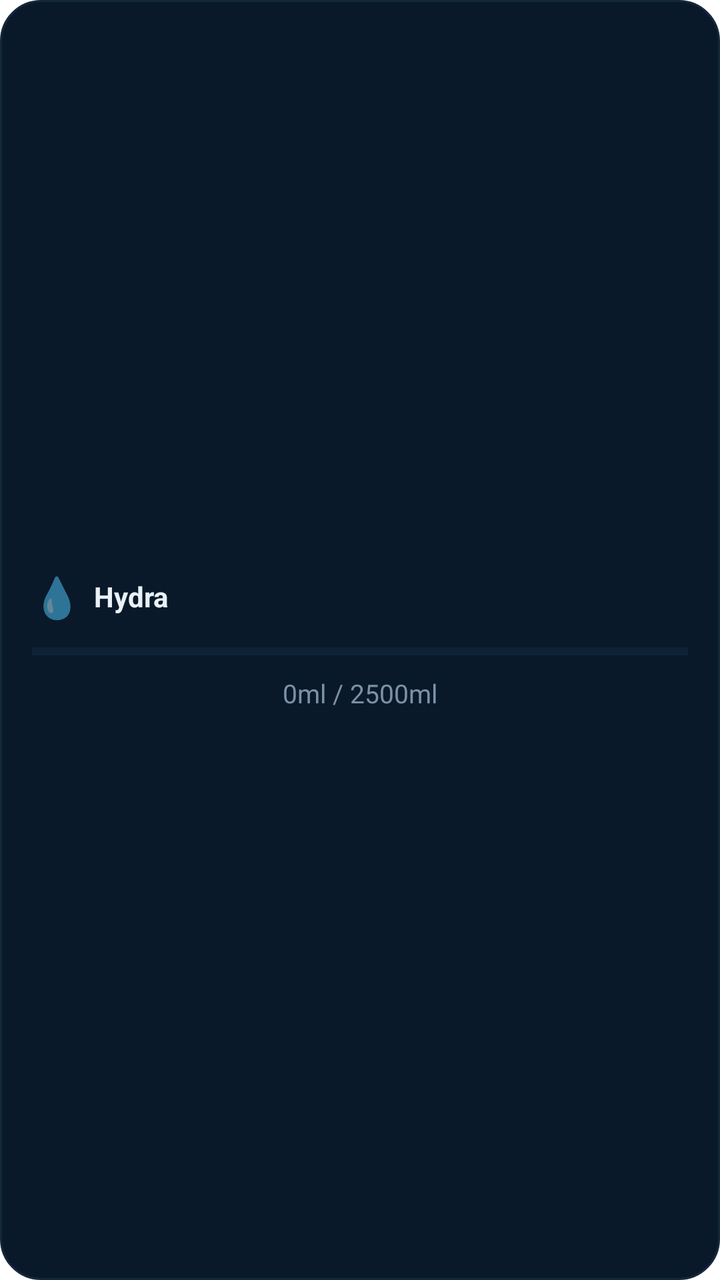
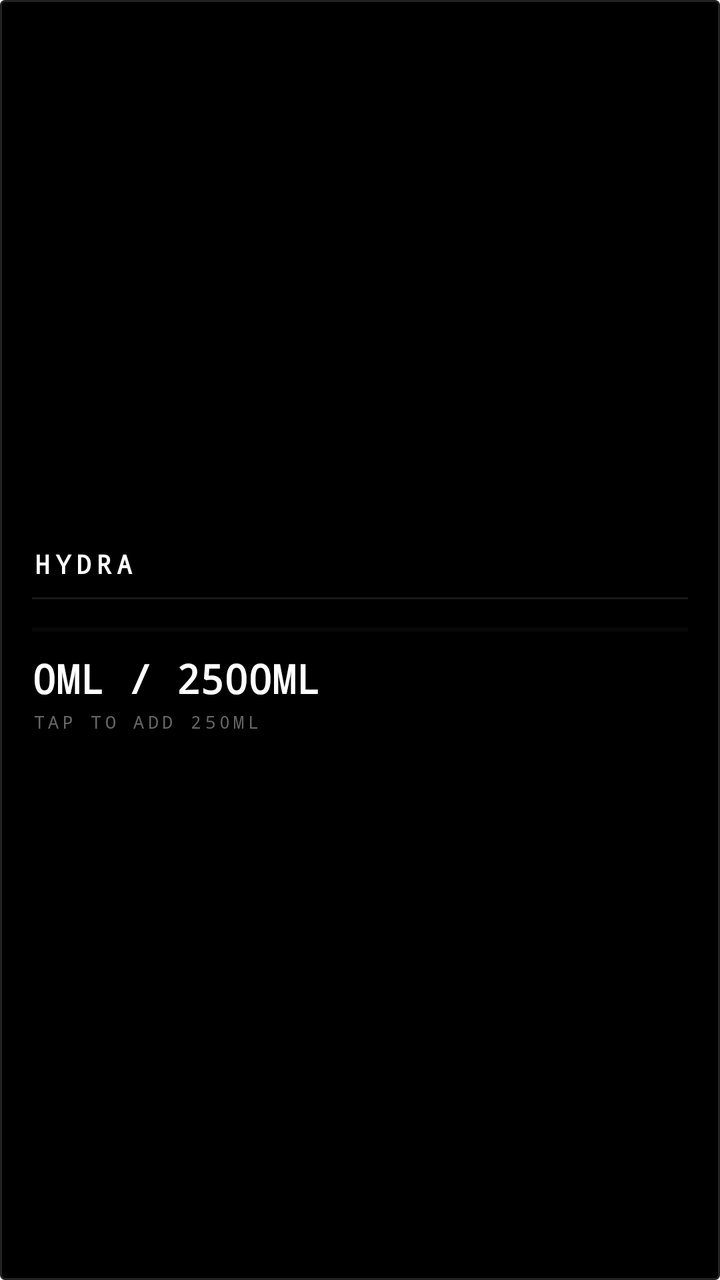

Screens rendered from an Android XML layout before and after an edit, with the pre-edit source and the edit as a unified diff.
<!-- AndroidManifest.xml: fallback theme Theme.MaterialComponents.DayNight.NoActionBar -->
<!-- res/layout/hydra_widget.xml -->
<?xml version="1.0" encoding="utf-8"?>
<LinearLayout xmlns:android="http://schemas.android.com/apk/res/android"
    android:layout_width="match_parent"
    android:layout_height="match_parent"
    android:orientation="vertical"
    android:padding="16dp"
    android:background="@drawable/hydra_widget_bg"
    android:gravity="center">

    <LinearLayout
        android:layout_width="match_parent"
        android:layout_height="wrap_content"
        android:orientation="horizontal"
        android:gravity="center_vertical">

        <TextView
            android:id="@+id/widget_icon"
            android:layout_width="wrap_content"
            android:layout_height="wrap_content"
            android:text="💧"
            android:textSize="20sp" />

        <TextView
            android:id="@+id/widget_title"
            android:layout_width="wrap_content"
            android:layout_height="wrap_content"
            android:text="Hydra"
            android:textColor="#E8F1F8"
            android:textSize="14sp"
            android:textStyle="bold"
            android:layout_marginStart="6dp" />

        <TextView
            android:id="@+id/widget_debt"
            android:layout_width="wrap_content"
            android:layout_height="wrap_content"
            android:text=""
            android:textColor="#FFB703"
            android:textSize="11sp"
            android:textStyle="bold"
            android:layout_marginStart="8dp"
            android:visibility="gone" />
    </LinearLayout>

    <ProgressBar
        android:id="@+id/widget_progress"
        style="?android:attr/progressBarStyleHorizontal"
        android:layout_width="match_parent"
        android:layout_height="8dp"
        android:layout_marginTop="10dp"
        android:layout_marginBottom="8dp"
        android:max="100"
        android:progress="0"
        android:progressTint="#00B4D8"
        android:progressBackgroundTint="#1A3A5C" />

    <TextView
        android:id="@+id/widget_amount"
        android:layout_width="wrap_content"
        android:layout_height="wrap_content"
        android:text="0ml / 2500ml"
        android:textColor="#7A92A8"
        android:textSize="13sp" />

</LinearLayout>
<!-- resources referenced by this layout -->
<resources>
  <!-- drawable hydra_widget_bg (drawable) -->
  <?xml version="1.0" encoding="utf-8"?>
  <shape xmlns:android="http://schemas.android.com/apk/res/android"
      android:shape="rectangle">
      <solid android:color="#0A1929" />
      <corners android:radius="20dp" />
      <stroke android:width="1dp" android:color="#13283B" />
  </shape>
</resources>

<!-- the commit's change to res/layout/hydra_widget.xml (unified diff, before → after) -->
@@ -5,7 +5,7 @@
     android:orientation="vertical"
     android:padding="16dp"
     android:background="@drawable/hydra_widget_bg"
-    android:gravity="center">
+    android:gravity="center_vertical">
 
     <LinearLayout
         android:layout_width="match_parent"
@@ -14,52 +14,66 @@
         android:gravity="center_vertical">
 
         <TextView
-            android:id="@+id/widget_icon"
-            android:layout_width="wrap_content"
-            android:layout_height="wrap_content"
-            android:text="💧"
-            android:textSize="20sp" />
-
-        <TextView
             android:id="@+id/widget_title"
             android:layout_width="wrap_content"
             android:layout_height="wrap_content"
-            android:text="Hydra"
-            android:textColor="#E8F1F8"
-            android:textSize="14sp"
+            android:text="HYDRA"
+            android:textColor="#FFFFFF"
+            android:textSize="13sp"
+            android:fontFamily="monospace"
             android:textStyle="bold"
-            android:layout_marginStart="6dp" />
+            android:letterSpacing="0.2" />
 
         <TextView
             android:id="@+id/widget_debt"
             android:layout_width="wrap_content"
             android:layout_height="wrap_content"
             android:text=""
-            android:textColor="#FFB703"
+            android:textColor="#FF2D2D"
             android:textSize="11sp"
+            android:fontFamily="monospace"
             android:textStyle="bold"
+            android:letterSpacing="0.1"
             android:layout_marginStart="8dp"
             android:visibility="gone" />
     </LinearLayout>
+
+    <View
+        android:layout_width="match_parent"
+        android:layout_height="1dp"
+        android:layout_marginTop="8dp"
+        android:background="#1A1A1A" />
 
     <ProgressBar
         android:id="@+id/widget_progress"
         style="?android:attr/progressBarStyleHorizontal"
         android:layout_width="match_parent"
-        android:layout_height="8dp"
-        android:layout_marginTop="10dp"
-        android:layout_marginBottom="8dp"
+        android:layout_height="2dp"
+        android:layout_marginTop="14dp"
+        android:layout_marginBottom="10dp"
         android:max="100"
         android:progress="0"
-        android:progressTint="#00B4D8"
-        android:progressBackgroundTint="#1A3A5C" />
+        android:progressTint="#FF2D2D"
+        android:progressBackgroundTint="#222222" />
 
     <TextView
         android:id="@+id/widget_amount"
         android:layout_width="wrap_content"
         android:layout_height="wrap_content"
-        android:text="0ml / 2500ml"
-        android:textColor="#7A92A8"
-        android:textSize="13sp" />
+        android:text="0ML / 2500ML"
+        android:textColor="#FFFFFF"
+        android:textSize="20sp"
+        android:fontFamily="monospace"
+        android:textStyle="bold" />
+
+    <TextView
+        android:layout_width="wrap_content"
+        android:layout_height="wrap_content"
+        android:text="TAP TO ADD 250ML"
+        android:textColor="#666666"
+        android:textSize="9sp"
+        android:fontFamily="monospace"
+        android:letterSpacing="0.2"
+        android:layout_marginTop="2dp" />
 
 </LinearLayout>
<!-- resource entries referenced after the edit -->
@@ -4,9 +4,9 @@
   <?xml version="1.0" encoding="utf-8"?>
   <shape xmlns:android="http://schemas.android.com/apk/res/android"
       android:shape="rectangle">
-      <solid android:color="#0A1929" />
-      <corners android:radius="20dp" />
-      <stroke android:width="1dp" android:color="#13283B" />
+      <solid android:color="#000000" />
+      <corners android:radius="2dp" />
+      <stroke android:width="1dp" android:color="#222222" />
   </shape>
 </resources>
 
